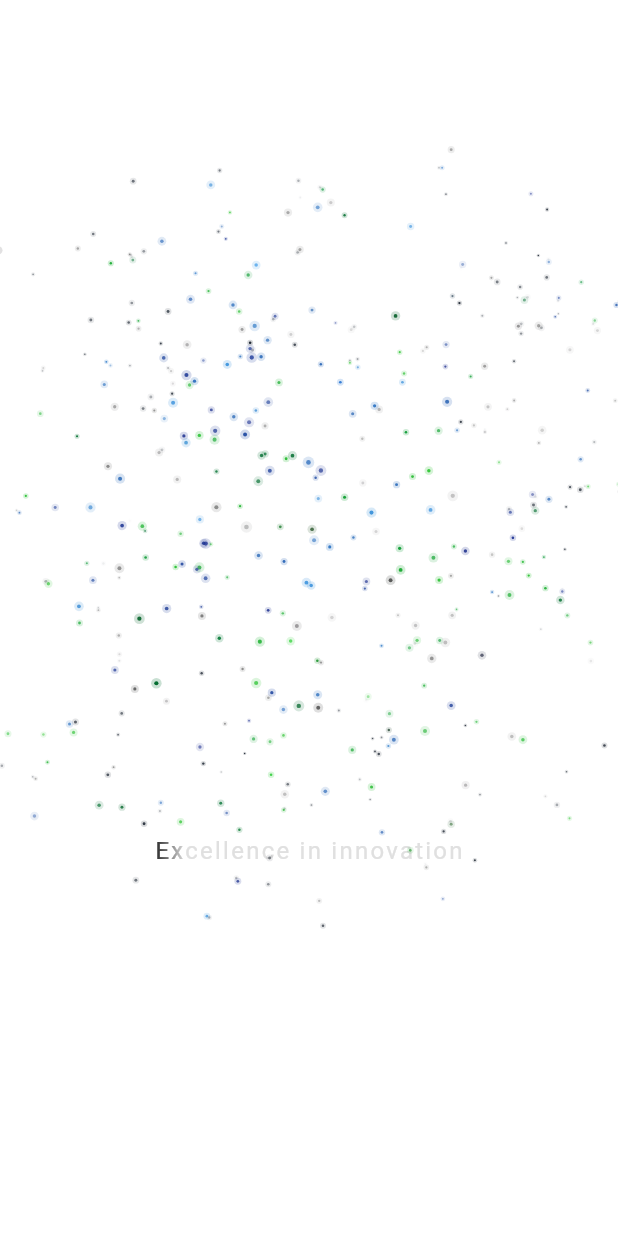
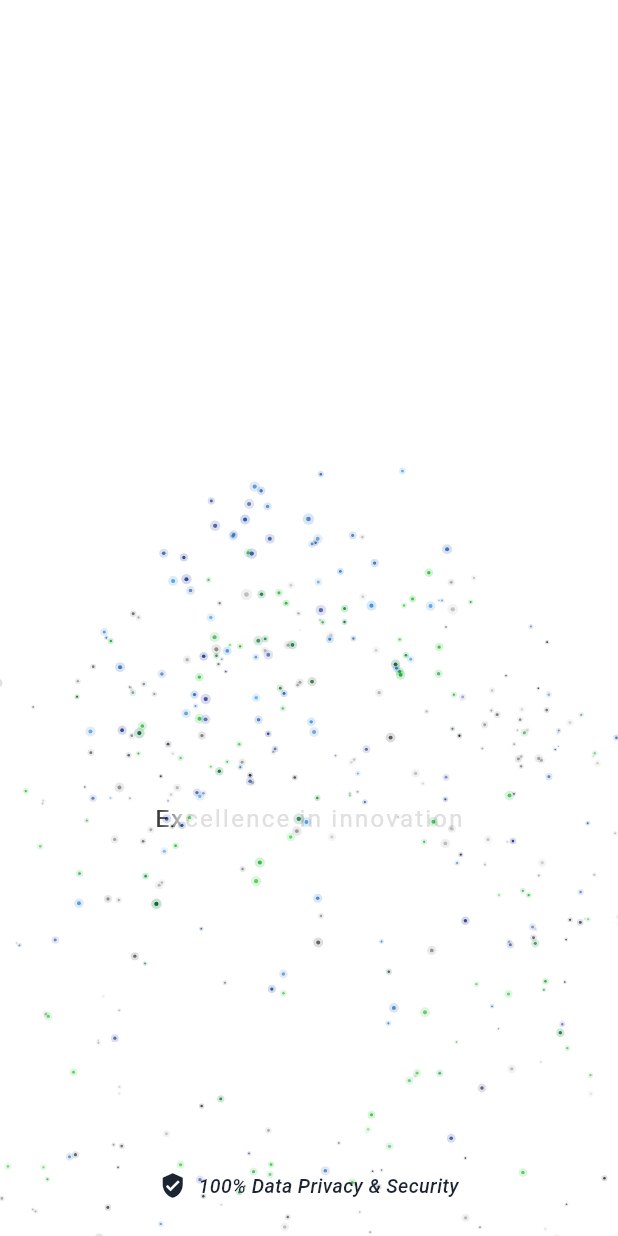
Before and after one commit to somrito2002/Meco-ERP, a Flutter app: the SplashScreen screen opened directly, on a phone screen of 412 x 824 dp. Run offline on Flutter 3.47's test engine with Material 3 defaults, Android fonts, the phone set to English and light mode, and no system bars; our stand-ins replace dropdown_button2, package_info_plus; missing offline and left inert: account_picker.

Commit message:
feat: implement particle-based logo reveal animation and onboarding screens

```diff
--- a/lib/painters/particle_logo_painter.dart
+++ b/lib/painters/particle_logo_painter.dart
@@ -66,8 +66,8 @@ class ParticleLogoPainter extends CustomPainter {
     required this.aspectRatio,
     required this.textParticles,
     required this.textRect,
+    required this.logoRect, // ADDED
     required this.screenSize,
-    this.localOffset = Offset.zero,
   }) : super(repaint: controller);
 
   final ui.Image logo;
@@ -83,8 +83,8 @@ class ParticleLogoPainter extends CustomPainter {
   /// On-screen box the wordmark occupies.
   final Rect textRect;
 
-  /// Offset to apply to all drawing operations to localize coordinates
-  final Offset localOffset;
+  /// The bounding box of the logo
+  final Rect logoRect;
 
   // Reusable paints
   static final Paint _dotPaint = Paint()..isAntiAlias = true;
@@ -108,13 +108,15 @@ class ParticleLogoPainter extends CustomPainter {
   @override
   void paint(Canvas canvas, Size size) {
     canvas.save();
-    canvas.translate(localOffset.dx, localOffset.dy);
 
     final double t = controller.value;
+
+    // We still use the global center for scatter starting points
+    // so particles fly in from the same relative screen locations.
     final Offset center = screenSize.center(Offset.zero);
+
     final double minDim = math.min(screenSize.width, screenSize.height);
     final double spread = minDim * 0.58;
-    final Rect logoRect = logoRectFor(screenSize, aspectRatio);
     final double scale = (minDim / 700.0).clamp(0.6, 1.4);
 
     // 1. Draw logo particles (scattered -> convergence -> lock)
--- a/lib/screens/meco_onboarding_screen.dart
+++ b/lib/screens/meco_onboarding_screen.dart
@@ -205,31 +205,7 @@ class _MecoOnboardingScreenState extends State<MecoOnboardingScreen>
                       ),
                     ),
                   ),
-                  const SizedBox(height: 12),
-                  SizedBox(
-                    width: double.infinity,
-                    height: 52,
-                    child: ElevatedButton(
-                      onPressed: () {
-                        // TODO: Implement "Stay logged in" logic
-                        _goToLogin();
-                      },
-                      style: ElevatedButton.styleFrom(
-                        backgroundColor: mecoDarkAccent,
-                        foregroundColor: Colors.white,
-                        shape: RoundedRectangleBorder(
-                          borderRadius: BorderRadius.circular(12),
-                        ),
-                      ),
-                      child: const Text(
-                        'Stay logged in →',
-                        style: TextStyle(
-                          fontSize: 16,
-                          fontWeight: FontWeight.w600,
-                        ),
-                      ),
-                    ),
-                  ),
+
                 ],
               ),
             ),
--- a/lib/screens/splash_screen.dart
+++ b/lib/screens/splash_screen.dart
@@ -74,10 +74,11 @@ class _SplashScreenState extends State<SplashScreen>
     return Scaffold(
       backgroundColor: isDark ? Colors.black : Colors.white,
       body: SafeArea(
+        child: Column(
+          children: [
+            Expanded(
               child: Center(
                 child: Column(
-            mainAxisAlignment: MainAxisAlignment.center,
-            crossAxisAlignment: CrossAxisAlignment.center,
                   mainAxisSize: MainAxisSize.min,
                   children: [
                     ParticleLogoReveal(
@@ -91,6 +92,32 @@ class _SplashScreenState extends State<SplashScreen>
                     ),
                   ],
                 ),
+              ),
+            ),
+            Padding(
+              padding: const EdgeInsets.only(bottom: 24),
+              child: Row(
+                mainAxisAlignment: MainAxisAlignment.center,
+                children: [
+                  Icon(
+                    Icons.verified_user,
+                    color: Theme.of(context).colorScheme.onSurface,
+                    size: 18,
+                  ),
+                  const SizedBox(width: 8),
+                  Text(
+                    '100% Data Privacy & Security',
+                    style: TextStyle(
+                      color: Theme.of(context).colorScheme.onSurface,
+                      fontSize: 13,
+                      fontStyle: FontStyle.italic,
+                      fontWeight: FontWeight.w500,
+                    ),
+                  ),
+                ],
+              ),
+            ),
+          ],
         ),
       ),
     );
--- a/lib/widgets/particle_logo_reveal.dart
+++ b/lib/widgets/particle_logo_reveal.dart
@@ -408,6 +408,21 @@ class _ParticleLogoRevealState extends State<ParticleLogoReveal>
     final double totalHeight = textRect.bottom - logoRect.top;
     final double totalWidth = screenSize.width; // Use full width
 
+    // ONE SHARED POSITION VALUE FOR BOTH PARTICLE TEXT AND FINAL TEXT
+    final Rect localTextRect = Rect.fromLTWH(
+      textRect.left,
+      textRect.top - logoRect.top, // Offset to local coordinates
+      textRect.width,
+      textRect.height,
+    );
+
+    final Rect localLogoRect = Rect.fromLTWH(
+      logoRect.left,
+      0,
+      logoRect.width,
+      logoRect.height,
+    );
+
     return SizedBox(
       width: totalWidth,
       height: totalHeight,
@@ -422,25 +437,20 @@ class _ParticleLogoRevealState extends State<ParticleLogoReveal>
                 controller: _controller,
                 aspectRatio: data.aspectRatio,
                 textParticles: _textParticles ?? const <LogoParticle>[],
-                textRect: Rect.fromLTWH(
-                  textRect.left,
-                  textRect.top - logoRect.top, // Offset to local coordinates
-                  textRect.width,
-                  textRect.height,
-                ),
+                textRect: localTextRect,
+                logoRect: localLogoRect,
                 glowColor: widget.glowColor ??
                     Theme.of(context).colorScheme.primary,
                 screenSize: screenSize,
-                localOffset: Offset(0, -logoRect.top), // Pass this to painter
               ),
             ),
           ),
           if (widget.text.isNotEmpty)
             Positioned(
-              left: textRect.left,
-              top: textRect.top - logoRect.top, // Offset to local coordinates
-              width: textRect.width,
-              height: textRect.height,
+              left: localTextRect.left,
+              top: localTextRect.top,
+              width: localTextRect.width,
+              height: localTextRect.height,
               child: FadeTransition(
                 opacity: _solidTextFade,
                 child: FittedBox(
```
Lines whose indentation alone changed are shown as unchanged.
